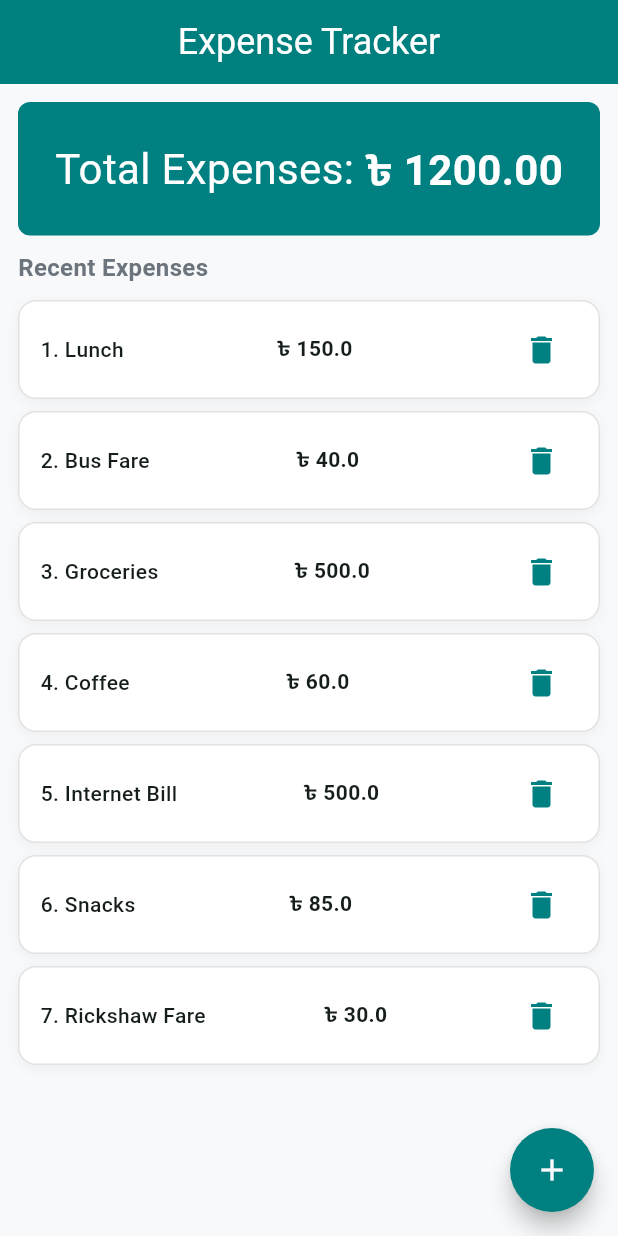
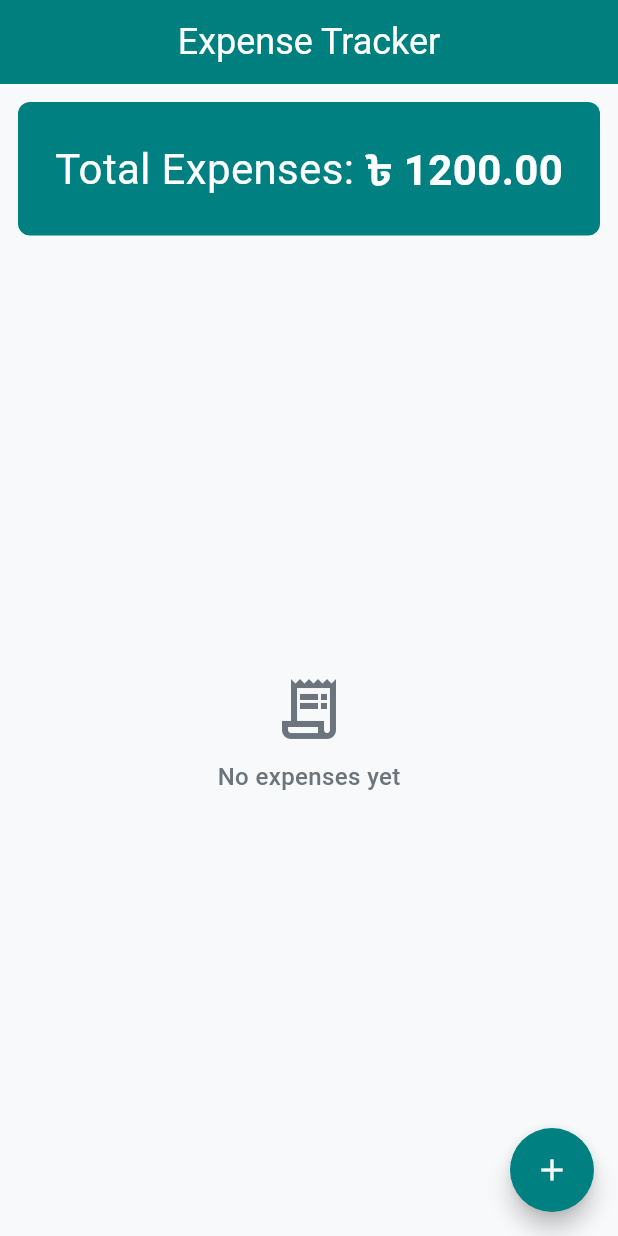
Before and after one commit to mazbaul20/Assignment-b19-m10, a Flutter app: the screen it shows after launch, on a phone screen of 412 x 824 dp. Run offline on Flutter 3.47's test engine with Material 3 defaults, Android fonts, the phone set to English and light mode, and no system bars; our stand-ins replace sqflite; accounts and stored records are empty.

Commit message:
Database Helper and Empty expense UI

```diff
--- a/lib/presentation/feature/home/home_screen.dart
+++ b/lib/presentation/feature/home/home_screen.dart
@@ -1,3 +1,4 @@
+import 'package:assignment_b19_m10/core/database_helper.dart';
 import 'package:flutter/material.dart';
 import '../../../core/app_colors.dart';
 import '../../../core/app_strings.dart';
@@ -13,7 +14,16 @@ class HomeScreen extends StatefulWidget {
 }
 
 class _HomeScreenState extends State<HomeScreen> {
-  final List<Expense> _expenses = demoExpenses;
+  List<Expense> _expenses = [];
+
+  final DatabaseHelper _db = DatabaseHelper();
+
+  Future<void> _loadExpenses() async {
+    final expenses = await _db.getAllExpenses();
+    setState(() {
+      _expenses = expenses;
+    });
+  }
 
   @override
   Widget build(BuildContext context) {
@@ -63,7 +73,9 @@ class _HomeScreenState extends State<HomeScreen> {
                   ],
                 ),
               ),
-              Padding(
+              _expenses.isEmpty
+                  ? Text("")
+                  : Padding(
                       padding: const EdgeInsets.symmetric(vertical: 10),
                       child: Text(
                         AppStrings.recentExpenses,
@@ -78,7 +90,29 @@ class _HomeScreenState extends State<HomeScreen> {
               Expanded(
                 child: Padding(
                   padding: const EdgeInsets.only(bottom: 12.0),
-                  child: ListView.builder(
+                  child: _expenses.isEmpty
+                      ? const Center(
+                          child: Column(
+                            mainAxisAlignment: MainAxisAlignment.center,
+                            children: [
+                              Icon(
+                                Icons.receipt_long_outlined,
+                                size: 48,
+                                color: AppColors.textSecondary,
+                              ),
+                              SizedBox(height: 10),
+                              Text(
+                                'No expenses yet',
+                                style: TextStyle(
+                                  fontSize: 16,
+                                  fontWeight: FontWeight.w500,
+                                  color: AppColors.textSecondary,
+                                ),
+                              ),
+                            ],
+                          ),
+                        )
+                      : ListView.builder(
                           itemCount: _expenses.length,
                           itemBuilder: (context, index) {
                             var expense = _expenses[index];
--- a/pubspec.yaml
+++ b/pubspec.yaml
@@ -34,6 +34,9 @@ dependencies:
   # The following adds the Cupertino Icons font to your application.
   # Use with the CupertinoIcons class for iOS style icons.
   cupertino_icons: ^1.0.8
+  sqflite: ^2.4.5
+  path_provider: ^2.1.6
+  path: ^1.9.1
 
 dev_dependencies:
   flutter_test:
```
Also changed, not shown: lib/core/database_helper.dart (added, +43 -0 lines), lib/core/expense.dart (+14 -0 lines), pubspec.lock. Lines whose indentation alone changed are shown as unchanged.
